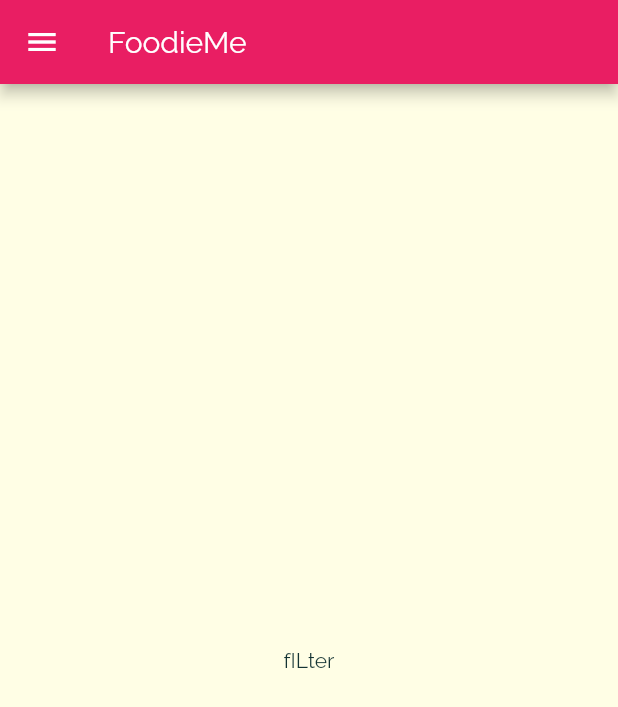
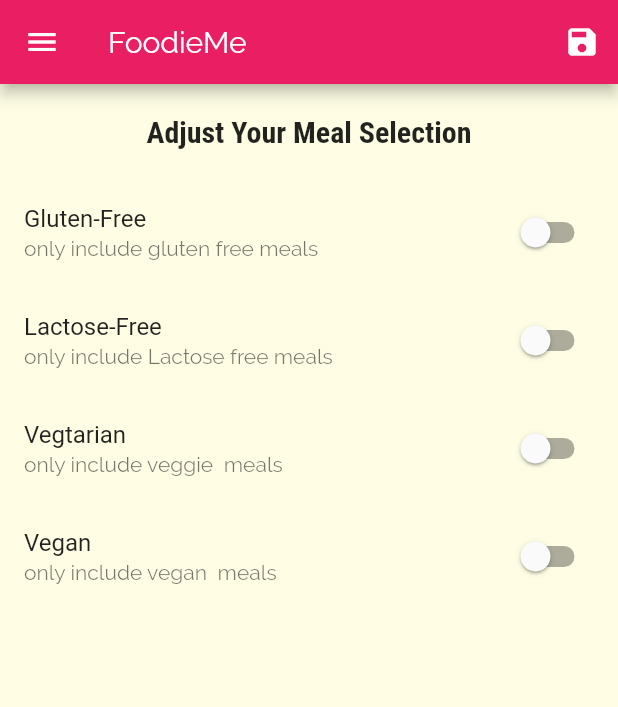
Before and after one commit to amitkum8227/FoodieMe, a Flutter app: the FiltersScreen screen opened by its route, on a phone screen of 412 x 824 dp. Shown: the top 707 px of the screen. Run offline on Flutter 3.47's test engine with Material 2 defaults, Android fonts, the phone set to English and light mode, and no system bars.

Commit message:
"setting up the filter page and logic"

```diff
--- a/lib/main.dart
+++ b/lib/main.dart
@@ -1,6 +1,8 @@
 import 'dart:ui';
 
 import 'package:flutter/material.dart';
+import 'package:foodie_me/Model/meal.dart';
+import 'package:foodie_me/dummy_data.dart';
 import 'package:foodie_me/screens/category_meals_screen.dart';
 import 'package:foodie_me/screens/filters_screen.dart';
 import 'package:foodie_me/screens/meal_detail_screen.dart';
@@ -8,7 +10,42 @@ import 'package:foodie_me/screens/tabs_screen.dart';
 
 void main() => runApp(MyApp());
 
-class MyApp extends StatelessWidget {
+class MyApp extends StatefulWidget {
+  @override
+  _MyAppState createState() => _MyAppState();
+}
+
+class _MyAppState extends State<MyApp> {
+  Map<String, bool> _filters = {
+    'gluten': false,
+    'luctose': false,
+    'vegan': false,
+    'vegetarian': false,
+  };
+  List<Meal> _availableMeals = DUMMY_MEALS;
+
+  void _setFilters(Map<String, bool> filterData) {
+    setState(() {
+      _filters = filterData;
+      _availableMeals = DUMMY_MEALS.where((meal) {
+        if (_filters['gluten'] == true && !meal.isGlutenFree) {
+          return false;
+        }
+        if (_filters['lactose'] == true && !meal.isLactoseFree) {
+          return false;
+        }
+        if (_filters['vegan'] == true && !meal.isVegan) {
+          return false;
+        }
+        if (_filters['vegetarian'] == true && !meal.isVegetarian) {
+          return false;
+        }
+
+        return true;
+      }).toList();
+    });
+  }
+
   @override
   Widget build(BuildContext context) {
     return MaterialApp(
@@ -19,7 +56,7 @@ class MyApp extends StatelessWidget {
         canvasColor: Color.fromRGBO(255, 254, 229, 1),
         fontFamily: 'Raleway',
         textTheme: ThemeData.light().textTheme.copyWith(
-          body1: TextStyle(color: Color.fromRGBO(20, 51, 51,1),
+            body1: TextStyle(color: Color.fromRGBO(20, 51, 51,1),
 
           ),
             body2: TextStyle(color: Color.fromRGBO(20, 51, 51,1),
@@ -34,9 +71,10 @@ class MyApp extends StatelessWidget {
       //home: CatergoriesScreen(),
       routes: {
         '/': (ctx) => TabsScreen(),
-        CategoryMealsScreen.routeName: (ctx) => CategoryMealsScreen(),
+        CategoryMealsScreen.routeName: (ctx) =>
+            CategoryMealsScreen(_availableMeals),
         MealDetailScreen.routeName: (ctx) => MealDetailScreen(),
-        FiltersScreen.routeName: (ctx) => FiltersScreen(),
+        FiltersScreen.routeName: (ctx) => FiltersScreen(_filters, _setFilters),
       },
     );
   }
--- a/lib/screens/category_meals_screen.dart
+++ b/lib/screens/category_meals_screen.dart
@@ -2,10 +2,11 @@ import 'package:flutter/material.dart';
 import 'package:foodie_me/Model/meal.dart';
 import 'package:foodie_me/widget/meal_item.dart';
 
-import '../dummy_data.dart';
-
 class CategoryMealsScreen extends StatefulWidget {
   static const routeName = '/category-meals';
+  final List<Meal> availableMeals;
+
+  CategoryMealsScreen(this.availableMeals);
 
   @override
   _CategoryMealsScreenState createState() => _CategoryMealsScreenState();
@@ -28,7 +29,7 @@ class _CategoryMealsScreenState extends State<CategoryMealsScreen> {
           ModalRoute.of(context)!.settings.arguments as Map<String, String>;
       categoryTitle = routeArgs['title'].toString();
       final categoryId = routeArgs['id'];
-      displayedMeals = DUMMY_MEALS.where(((meal) {
+      displayedMeals = widget.availableMeals.where(((meal) {
         return meal.categories.contains(categoryId);
       })).toList();
       _loadedInitData = true;
--- a/lib/screens/filters_screen.dart
+++ b/lib/screens/filters_screen.dart
@@ -1,21 +1,124 @@
 import 'package:flutter/material.dart';
 import 'package:foodie_me/widget/main_drawer.dart';
 
-class FiltersScreen extends StatelessWidget {
+class FiltersScreen extends StatefulWidget {
   static const routeName = '/filters';
+  final Function saveFilters;
+  final Map<String, bool> currentFilters;
 
-  //const FiltersScreen({Key? key}) : super(key: key);
+  FiltersScreen(this.currentFilters, this.saveFilters);
+
+  @override
+  _FiltersScreenState createState() => _FiltersScreenState();
+}
+
+class _FiltersScreenState extends State<FiltersScreen> {
+  bool _glutenFree = false;
+  bool _vegetarian = false;
+  bool _vegan = false;
+  bool _lactoseFree = false;
+
+  @override
+  initState() {
+    _glutenFree != widget.currentFilters['gluten'];
+    _lactoseFree != widget.currentFilters['lactose'];
+    _vegan != widget.currentFilters['vegan'];
+    _vegetarian != widget.currentFilters['vegetarian'];
+    super.initState();
+  }
+
+  Widget _buildSwitchListTile(
+      String title, String description, bool currentValue, updateValue) {
+    return SwitchListTile(
+        title: Text(title),
+        value: currentValue,
+        subtitle: Text(description),
+        onChanged: updateValue);
+  }
 
   @override
   Widget build(BuildContext context) {
     return Scaffold(
         appBar: AppBar(
           title: Text('FoodieMe'),
+          actions: [
+            IconButton(
+                onPressed: () {
+                  final selectedFilters = {
+                    'gluten': _glutenFree,
+                    'luctose': _lactoseFree,
+                    'vegan': _vegan,
+                    'vegetarian': _vegetarian,
+                  };
+                  widget.saveFilters(selectedFilters);
+                },
+                icon: Icon(Icons.save))
+          ],
         ),
         drawer: MainDrawer(),
-      body: Center(
-        child: Text('fILter'),
+        body: Column(
+          children: [
+            Container(
+              padding: EdgeInsets.all(20),
+              child: Text(
+                'Adjust Your Meal Selection',
+                style: Theme.of(context).textTheme.title,
               ),
+            ),
+            Expanded(
+                child: ListView(
+              children: [
+                _buildSwitchListTile(
+                  'Gluten-Free',
+                  'only include gluten free meals',
+                  _glutenFree,
+                  (newValue) {
+                    setState(
+                      () {
+                        _glutenFree = newValue;
+                      },
                     );
+                  },
+                ),
+                _buildSwitchListTile(
+                  'Lactose-Free',
+                  'only include Lactose free meals',
+                  _lactoseFree,
+                  (newValue) {
+                    setState(
+                      () {
+                        _lactoseFree = newValue;
+                      },
+                    );
+                  },
+                ),
+                _buildSwitchListTile(
+                  'Vegtarian',
+                  'only include veggie  meals',
+                  _vegetarian,
+                  (newValue) {
+                    setState(
+                      () {
+                        _vegetarian = newValue;
+                      },
+                    );
+                  },
+                ),
+                _buildSwitchListTile(
+                  'Vegan ',
+                  'only include vegan  meals',
+                  _vegan,
+                  (newValue) {
+                    setState(
+                      () {
+                        _vegan = newValue;
+                      },
+                    );
+                  },
+                )
+              ],
+            ))
+          ],
+        ));
   }
 }
```
Lines whose indentation alone changed are shown as unchanged.
